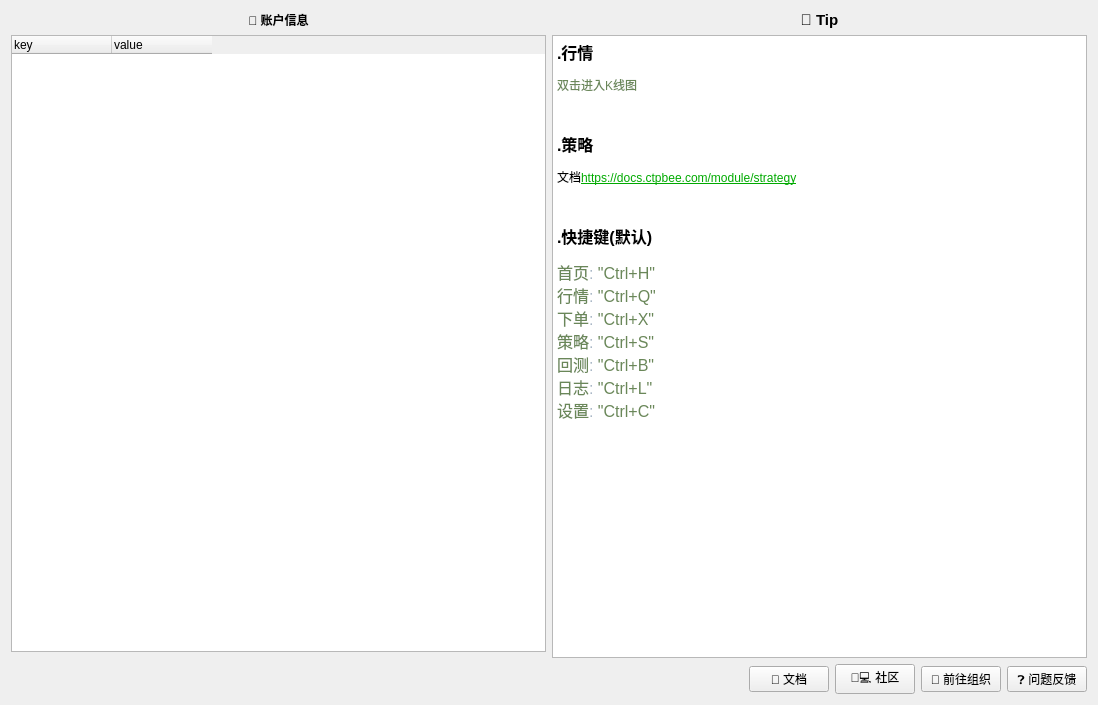
First picture: the form in app/ui/home.ui, repository ctpbee/ctpbee_desktop, before the edit.
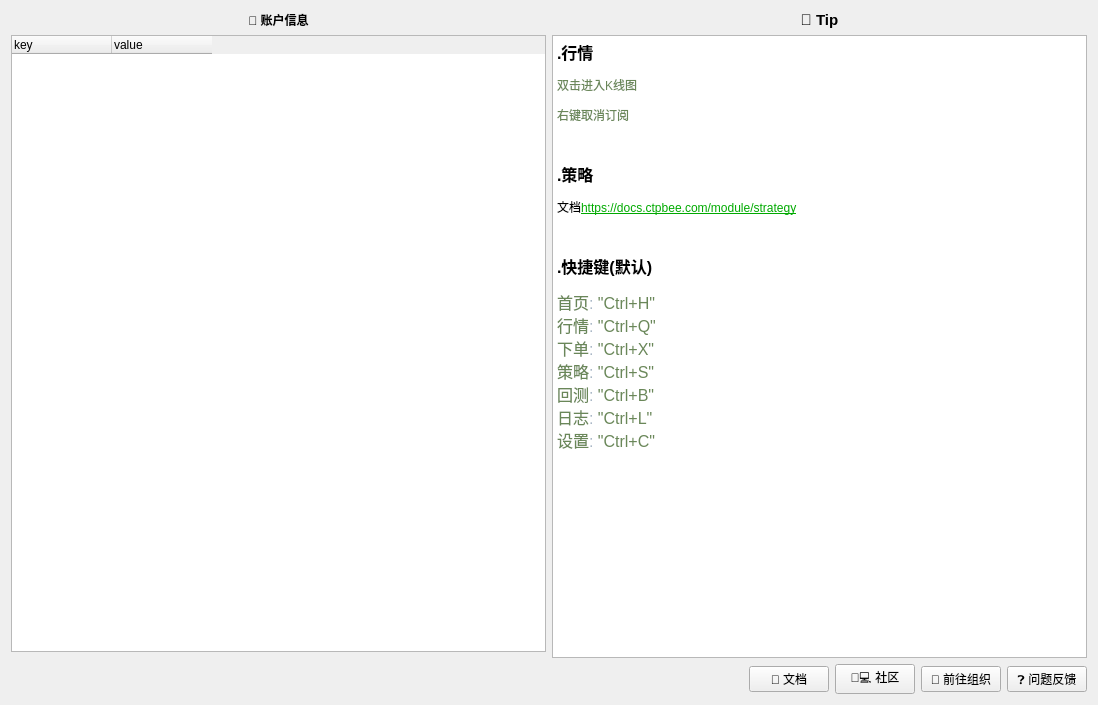
Second picture: the form after the edit. Icons and pictures are not drawn.

```diff
--- a/app/ui/home.ui
+++ b/app/ui/home.ui
@@ -66,7 +66,8 @@
 &lt;/style&gt;&lt;/head&gt;&lt;body style=&quot; font-family:'SimSun'; font-size:9pt; font-weight:400; font-style:normal;&quot;&gt;
 &lt;p style=&quot; margin-top:12px; margin-bottom:12px; margin-left:0px; margin-right:0px; -qt-block-indent:0; text-indent:0px;&quot;&gt;&lt;span style=&quot; font-family:'SimSun'; font-size:12pt; font-weight:600;&quot;&gt;.行情&lt;/span&gt;&lt;/p&gt;
 &lt;p style=&quot; margin-top:12px; margin-bottom:12px; margin-left:0px; margin-right:0px; -qt-block-indent:0; text-indent:0px;&quot;&gt;&lt;span style=&quot; font-family:'SimSun'; color:#6a8759;&quot;&gt;双击进入K线图&lt;/span&gt;&lt;/p&gt;
-&lt;p style=&quot;-qt-paragraph-type:empty; margin-top:12px; margin-bottom:12px; margin-left:0px; margin-right:0px; -qt-block-indent:0; text-indent:0px; font-family:'SimSun';&quot;&gt;&lt;br /&gt;&lt;/p&gt;
+&lt;p style=&quot; margin-top:12px; margin-bottom:12px; margin-left:0px; margin-right:0px; -qt-block-indent:0; text-indent:0px;&quot;&gt;&lt;span style=&quot; font-family:'SimSun'; color:#6a8759;&quot;&gt;右键取消订阅&lt;/span&gt;&lt;/p&gt;
+&lt;p style=&quot;-qt-paragraph-type:empty; margin-top:12px; margin-bottom:12px; margin-left:0px; margin-right:0px; -qt-block-indent:0; text-indent:0px; font-family:'SimSun'; color:#6a8759;&quot;&gt;&lt;br /&gt;&lt;/p&gt;
 &lt;p style=&quot; margin-top:12px; margin-bottom:12px; margin-left:0px; margin-right:0px; -qt-block-indent:0; text-indent:0px;&quot;&gt;&lt;span style=&quot; font-family:'SimSun'; font-size:12pt; font-weight:600;&quot;&gt;.策略&lt;/span&gt;&lt;/p&gt;
 &lt;p style=&quot; margin-top:12px; margin-bottom:12px; margin-left:0px; margin-right:0px; -qt-block-indent:0; text-indent:0px;&quot;&gt;&lt;span style=&quot; font-family:'SimSun';&quot;&gt;文档&lt;/span&gt;&lt;a href=&quot;https://docs.ctpbee.com/module/strategy&quot;&gt;&lt;span style=&quot; font-family:'SimSun'; text-decoration: underline; color:#00aa00;&quot;&gt;https://docs.ctpbee.com/module/strategy&lt;/span&gt;&lt;/a&gt;&lt;/p&gt;
 &lt;p style=&quot;-qt-paragraph-type:empty; margin-top:12px; margin-bottom:12px; margin-left:0px; margin-right:0px; -qt-block-indent:0; text-indent:0px; font-family:'SimSun';&quot;&gt;&lt;br /&gt;&lt;/p&gt;
```
